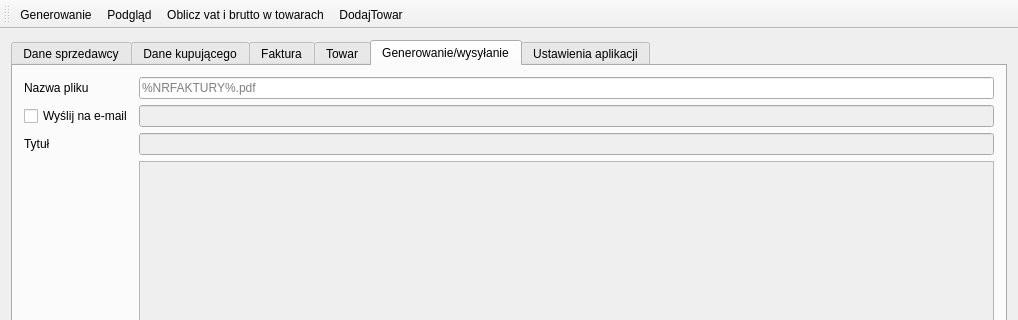
Qt form mainwindow.ui (Razikus/Fakturka) before a commit; both pictures show x 0 to 1018 and y 0 to 320 of the 1018 by 687 pixel window.
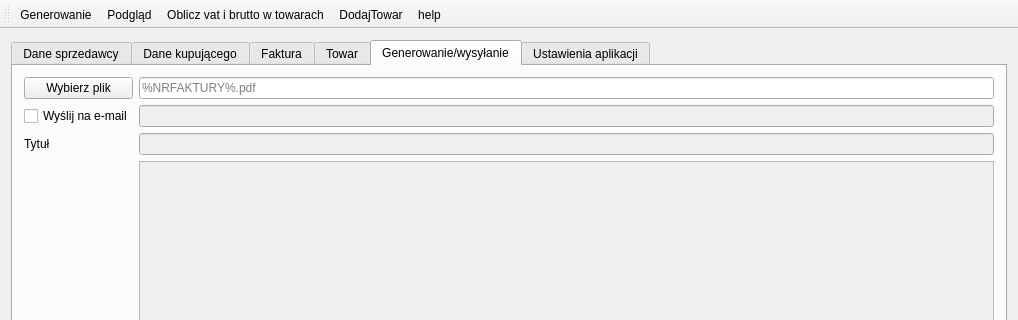
The same form after that commit. The open tabs and pages were chosen to show the change. Icons and pictures are not drawn.

```diff
--- a/mainwindow.ui
+++ b/mainwindow.ui
@@ -619,13 +619,6 @@
           </property>
          </widget>
         </item>
-        <item row="0" column="0">
-         <widget class="QLabel" name="label_21">
-          <property name="text">
-           <string>Nazwa pliku</string>
-          </property>
-         </widget>
-        </item>
         <item row="3" column="1">
          <widget class="QTextEdit" name="generator_emailcontent">
           <property name="enabled">
@@ -681,6 +674,13 @@
           </property>
          </widget>
         </item>
+        <item row="0" column="0">
+         <widget class="QPushButton" name="generator_chooseFile">
+          <property name="text">
+           <string>Wybierz plik</string>
+          </property>
+         </widget>
+        </item>
        </layout>
       </widget>
       <widget class="QWidget" name="tab_5">
@@ -804,6 +804,7 @@
    <addaction name="actionView"/>
    <addaction name="actionCalculate"/>
    <addaction name="actionAddCargo"/>
+   <addaction name="actionhelp"/>
   </widget>
   <widget class="QStatusBar" name="statusBar"/>
   <action name="actionGenerate">
@@ -866,6 +867,18 @@
     <string>Alt++</string>
    </property>
   </action>
+  <action name="actionhelp">
+   <property name="icon">
+    <iconset resource="res/resources.qrc">
+     <normaloff>:/question.png</normaloff>:/question.png</iconset>
+   </property>
+   <property name="text">
+    <string>help</string>
+   </property>
+   <property name="shortcut">
+    <string>Ctrl+/</string>
+   </property>
+  </action>
  </widget>
  <layoutdefault spacing="6" margin="11"/>
  <resources>
```
Left out of the diff: 2 changed lines with no effect on the pictures.
